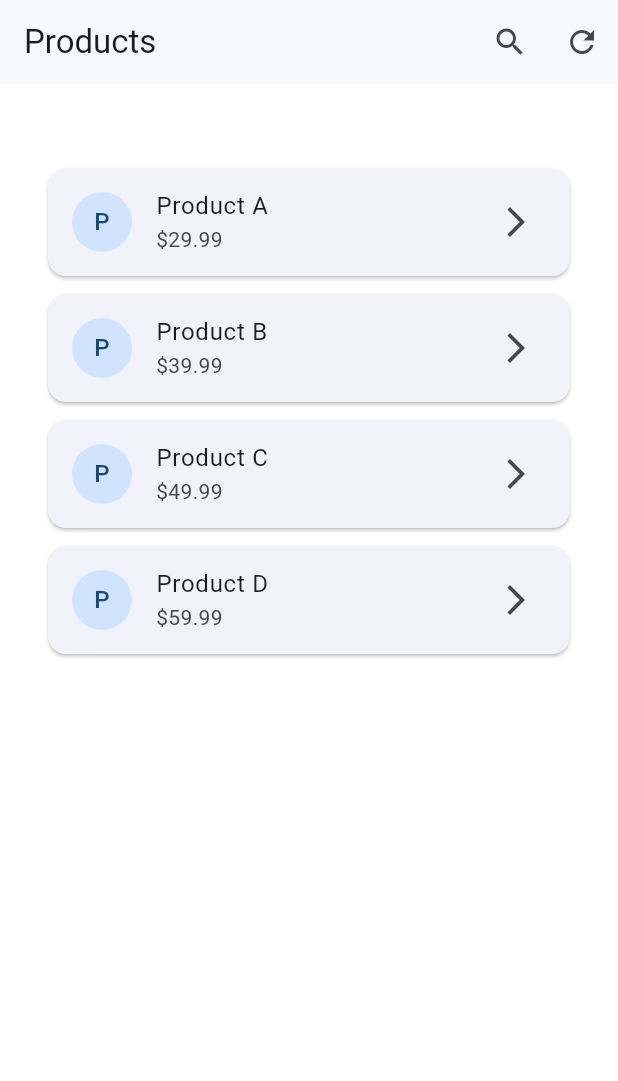
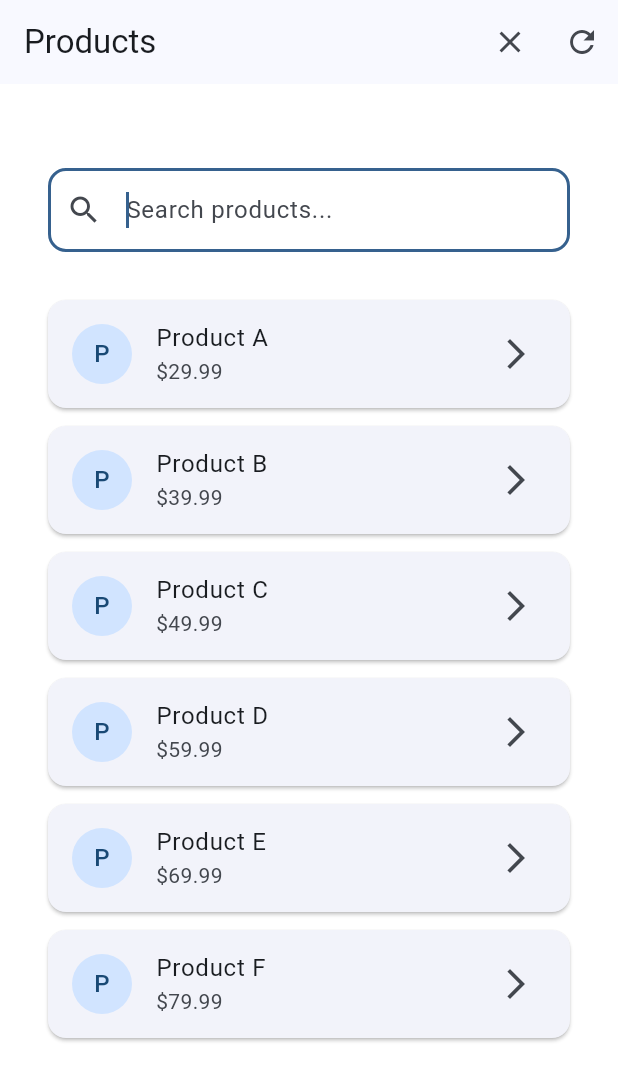
Before and after one commit to gurkanfikretgunak/masterfabric_core, a Flutter app: the screen it shows after launch, after a tap on "Products", after a tap on the "search" icon, on a phone screen of 412 x 824 dp. Shown: the top 1081 px of the screen. Run offline on Flutter 3.47's test engine with Material 3 defaults, Android fonts, the phone set to English and light mode, and no system bars; our stand-ins replace device_info_plus, dio, equatable, flutter_bloc, flutter_local_notifications, get_it and 10 more; missing offline and left inert: flutter_inappwebview, slang.

Commit message:
feat: implement product search functionality with dynamic filtering and UI updates

```diff
--- a/example/lib/features/products/cubit/products_cubit.dart
+++ b/example/lib/features/products/cubit/products_cubit.dart
@@ -20,6 +20,8 @@ class ProductsCubit extends BaseViewModelCubit<ProductsState> {
         const Product(id: '2', name: 'Product B', price: 39.99),
         const Product(id: '3', name: 'Product C', price: 49.99),
         const Product(id: '4', name: 'Product D', price: 59.99),
+        const Product(id: '5', name: 'Product E', price: 69.99),
+        const Product(id: '6', name: 'Product F', price: 79.99),
       ];
 
       stateChanger(ProductsState.loaded(products: products));
@@ -27,4 +29,45 @@ class ProductsCubit extends BaseViewModelCubit<ProductsState> {
       stateChanger(ProductsState.error(errorMessage: e.toString()));
     }
   }
+
+  /// Search products
+  void searchProducts(String query) {
+    if (query.isEmpty) {
+      stateChanger(state.copyWith(
+        searchQuery: '',
+        filteredProducts: state.products,
+        isSearchActive: false,
+      ));
+      return;
+    }
+
+    final filtered = state.products.where((product) {
+      return product.name.toLowerCase().contains(query.toLowerCase()) ||
+          product.id.toLowerCase().contains(query.toLowerCase());
+    }).toList();
+
+    stateChanger(state.copyWith(
+      searchQuery: query,
+      filteredProducts: filtered,
+      isSearchActive: true,
+    ));
+  }
+
+  /// Clear search
+  void clearSearch() {
+    stateChanger(state.copyWith(
+      searchQuery: '',
+      filteredProducts: state.products,
+      isSearchActive: false,
+    ));
+  }
+
+  /// Toggle search active state
+  void toggleSearch() {
+    stateChanger(state.copyWith(
+      isSearchActive: !state.isSearchActive,
+      searchQuery: state.isSearchActive ? '' : state.searchQuery,
+      filteredProducts: state.isSearchActive ? state.products : state.filteredProducts,
+    ));
+  }
 }
--- a/example/lib/features/products/cubit/products_state.dart
+++ b/example/lib/features/products/cubit/products_state.dart
@@ -7,36 +7,82 @@ class ProductsState extends Equatable {
   final bool hasError;
   final String? errorMessage;
   final List<Product> products;
+  final List<Product> filteredProducts;
+  final String searchQuery;
+  final bool isSearchActive;
 
   const ProductsState({
     required this.isLoading,
     required this.hasError,
     this.errorMessage,
     required this.products,
+    required this.filteredProducts,
+    this.searchQuery = '',
+    this.isSearchActive = false,
   });
 
   const ProductsState.initial()
       : isLoading = false,
         hasError = false,
         errorMessage = null,
-        products = const [];
+        products = const [],
+        filteredProducts = const [],
+        searchQuery = '',
+        isSearchActive = false;
 
   const ProductsState.loading()
       : isLoading = true,
         hasError = false,
         errorMessage = null,
-        products = const [];
+        products = const [],
+        filteredProducts = const [],
+        searchQuery = '',
+        isSearchActive = false;
 
   const ProductsState.loaded({required this.products})
       : isLoading = false,
         hasError = false,
-        errorMessage = null;
+        errorMessage = null,
+        filteredProducts = products,
+        searchQuery = '',
+        isSearchActive = false;
 
   const ProductsState.error({required this.errorMessage})
       : isLoading = false,
         hasError = true,
-        products = const [];
+        products = const [],
+        filteredProducts = const [],
+        searchQuery = '',
+        isSearchActive = false;
+
+  ProductsState copyWith({
+    bool? isLoading,
+    bool? hasError,
+    String? errorMessage,
+    List<Product>? products,
+    List<Product>? filteredProducts,
+    String? searchQuery,
+    bool? isSearchActive,
+  }) {
+    return ProductsState(
+      isLoading: isLoading ?? this.isLoading,
+      hasError: hasError ?? this.hasError,
+      errorMessage: errorMessage ?? this.errorMessage,
+      products: products ?? this.products,
+      filteredProducts: filteredProducts ?? this.filteredProducts,
+      searchQuery: searchQuery ?? this.searchQuery,
+      isSearchActive: isSearchActive ?? this.isSearchActive,
+    );
+  }
 
   @override
-  List<Object?> get props => [isLoading, hasError, errorMessage, products];
+  List<Object?> get props => [
+        isLoading,
+        hasError,
+        errorMessage,
+        products,
+        filteredProducts,
+        searchQuery,
+        isSearchActive,
+      ];
 }
--- a/example/lib/features/products/products_view.dart
+++ b/example/lib/features/products/products_view.dart
@@ -25,12 +25,15 @@ class ProductsView extends MasterViewCubit<ProductsCubit, ProductsState> {
                     )
                   : null,
               actions: [
-                IconButton(
-                  icon: const Icon(Icons.search),
-                  onPressed: () {
-                    // Navigate to search or show search dialog
+                BlocBuilder<ProductsCubit, ProductsState>(
+                  bloc: viewModel,
+                  builder: (context, state) {
+                    return IconButton(
+                      icon: Icon(state.isSearchActive ? Icons.close : Icons.search),
+                      onPressed: () => viewModel.toggleSearch(),
+                      tooltip: state.isSearchActive ? 'Close Search' : 'Search',
+                    );
                   },
-                  tooltip: 'Search',
                 ),
                 IconButton(
                   icon: const Icon(Icons.refresh),
@@ -68,6 +71,49 @@ class ProductsView extends MasterViewCubit<ProductsCubit, ProductsState> {
           );
         }
 
+        // Show search bar if search is active
+        if (state.isSearchActive) {
+          return Column(
+            children: [
+              Padding(
+                padding: const EdgeInsets.all(16.0),
+                child: TextField(
+                  autofocus: true,
+                  decoration: InputDecoration(
+                    hintText: 'Search products...',
+                    prefixIcon: const Icon(Icons.search),
+                    suffixIcon: state.searchQuery.isNotEmpty
+                        ? IconButton(
+                            icon: const Icon(Icons.clear),
+                            onPressed: () => viewModel.clearSearch(),
+                          )
+                        : null,
+                    border: OutlineInputBorder(
+                      borderRadius: BorderRadius.circular(12.0),
+                    ),
+                  ),
+                  onChanged: (value) => viewModel.searchProducts(value),
+                ),
+              ),
+              Expanded(
+                child: _buildProductsList(context, viewModel, state),
+              ),
+            ],
+          );
+        }
+
+        return _buildProductsList(context, viewModel, state);
+      },
+    );
+  }
+
+  Widget _buildProductsList(
+    BuildContext context,
+    ProductsCubit viewModel,
+    ProductsState state,
+  ) {
+    final productsToShow = state.isSearchActive ? state.filteredProducts : state.products;
+
     if (state.products.isEmpty) {
       return EmptyView(
         goRoute: super.goRoute,
@@ -80,11 +126,34 @@ class ProductsView extends MasterViewCubit<ProductsCubit, ProductsState> {
       );
     }
 
+    if (state.isSearchActive && state.filteredProducts.isEmpty && state.searchQuery.isNotEmpty) {
+      return Center(
+        child: Column(
+          mainAxisAlignment: MainAxisAlignment.center,
+          children: [
+            const Icon(Icons.search_off, size: 64, color: Colors.grey),
+            const SizedBox(height: 16),
+            Text(
+              'No products found',
+              style: Theme.of(context).textTheme.titleLarge,
+            ),
+            const SizedBox(height: 8),
+            Text(
+              'Try a different search term',
+              style: Theme.of(context).textTheme.bodyMedium?.copyWith(
+                    color: Colors.grey,
+                  ),
+            ),
+          ],
+        ),
+      );
+    }
+
     return ListView.builder(
       padding: const EdgeInsets.all(16.0),
-          itemCount: state.products.length,
+      itemCount: productsToShow.length,
       itemBuilder: (context, index) {
-            final product = state.products[index];
+        final product = productsToShow[index];
         return Card(
           margin: const EdgeInsets.only(bottom: 12.0),
           child: ListTile(
@@ -101,7 +170,5 @@ class ProductsView extends MasterViewCubit<ProductsCubit, ProductsState> {
         );
       },
     );
-      },
-    );
   }
 }
```
Also changed, not shown: example/lib/features/profile/cubit/profile_cubit.dart (+30 -0 lines), example/lib/features/profile/cubit/profile_state.dart (+52 -3 lines), example/lib/features/profile/profile_view.dart (+99 -3 lines). Lines whose indentation alone changed are shown as unchanged.
